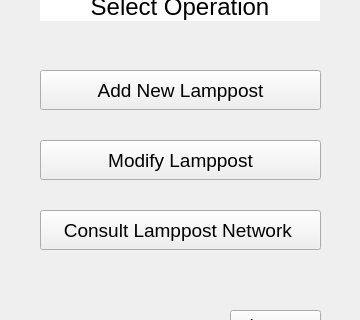
Above: app/slipad/menu.ui from ESRGgroup9/slipad before the change; both pictures show x 0 to 360 and y 310 to 630 of the 360 by 760 pixel window. Below: the same form after it.
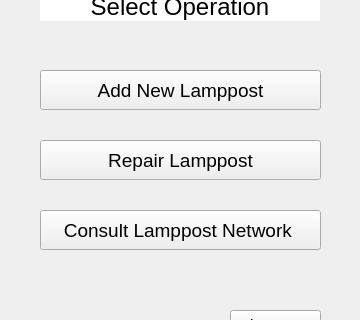
That is the form after the change.

```diff
--- a/app/slipad/menu.ui
+++ b/app/slipad/menu.ui
@@ -3004,7 +3004,7 @@
      </font>
     </property>
     <property name="text">
-     <string>Modify Lamppost</string>
+     <string>Repair Lamppost</string>
     </property>
    </widget>
    <widget class="QPushButton" name="consult">
```
